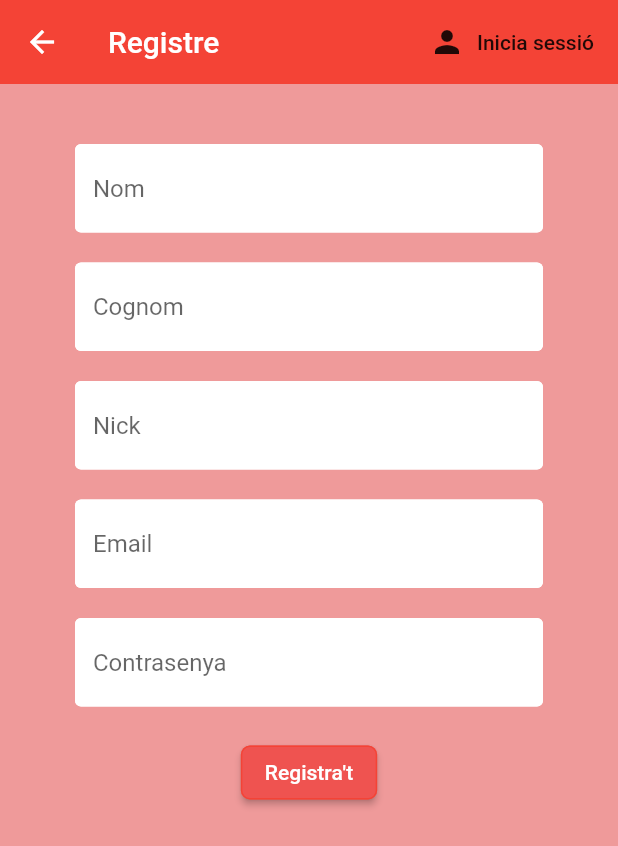
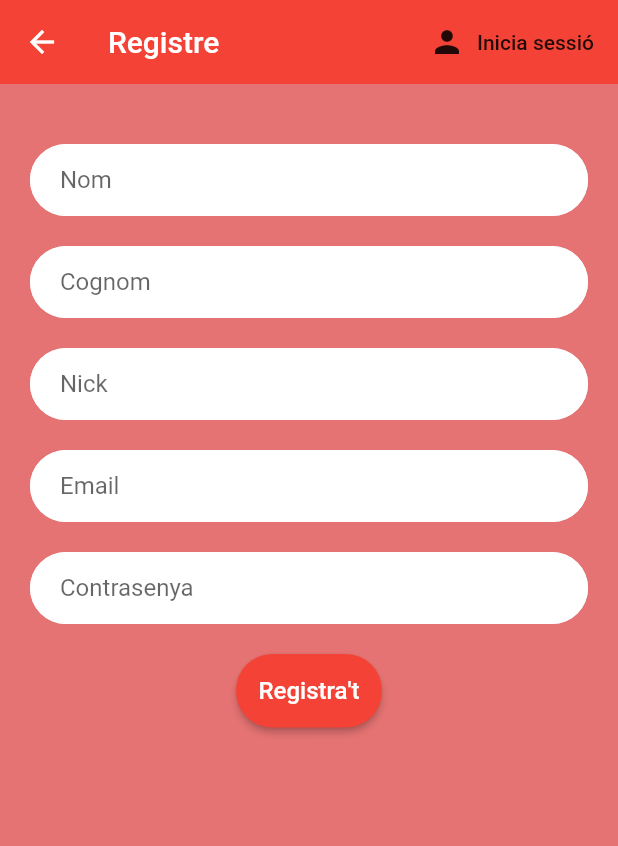
Before and after one commit to adrigr4/Flutter, a Flutter app: the Register screen opened directly, on a phone screen of 412 x 824 dp. Shown: the top 846 px of the screen. Run offline on Flutter 3.47's test engine with Material 2 defaults, Android fonts, the phone set to English and light mode, and no system bars; our stand-ins replace cloud_firestore, firebase_auth, flutter_spinkit, flutter_swiper; accounts and stored records are empty.

Commit message:
Mas cosas

```diff
--- a/FireBase/jomel-i6/lib/main.dart
+++ b/FireBase/jomel-i6/lib/main.dart
@@ -1,5 +1,8 @@
+import 'package:JomelI6/screens/authenticate/register.dart';
+import 'package:JomelI6/screens/home/home.dart';
+import 'package:JomelI6/screens/authenticate/sign_in.dart';
+import 'package:JomelI6/screens/authenticate/start.dart';
 import 'package:flutter/material.dart';
-import 'package:JomelI6/screens/wrapper.dart';
 import 'package:JomelI6/services/auth.dart';
 import 'package:provider/provider.dart';
 import 'models/user.dart';
@@ -7,13 +10,21 @@ import 'models/user.dart';
 void main() => runApp(MyApp());
 
 class MyApp extends StatelessWidget {
+
+  final routes = <String, WidgetBuilder>{
+    Start.tag: (context) => Start(),
+    SignIn.tag: (context) => SignIn(),
+    Register.tag: (context) => Register(),
+    Home.tag: (context) => Home(),
+  };
   // This widget is the root of your application.
   @override
   Widget build(BuildContext context) {
     return StreamProvider<User>.value(
       value: AuthService().user,
       child: MaterialApp(
-        home: Wrapper(),
+        home: Start(),
+        routes: routes
       ),
     );
   }
--- a/FireBase/jomel-i6/lib/models/user.dart
+++ b/FireBase/jomel-i6/lib/models/user.dart
@@ -1,6 +1,10 @@
 class User {
   final String uid;
+  final String name;
+  final String surname;
+  final String nickname;
+  final String email;
 
-  User ({ this.uid });
+  User ({ this.uid, this.name, this.surname, this.nickname, this.email});
 
 }
--- a/FireBase/jomel-i6/lib/screens/authenticate/authenticate.dart
+++ b/FireBase/jomel-i6/lib/screens/authenticate/authenticate.dart
@@ -24,11 +24,6 @@ class _AuthenticateState extends State<Authenticate> {
     if(startPage){
       return Start(toggleStart: toggleStart);
     }else{
-    if (showSignIn) {
-      return SignIn(toggleView: toggleView);
-    } else {
-      return Register(toggleView: toggleView);
-    }
     }
   }
 }
--- a/FireBase/jomel-i6/lib/screens/authenticate/register.dart
+++ b/FireBase/jomel-i6/lib/screens/authenticate/register.dart
@@ -1,19 +1,21 @@
+import 'package:JomelI6/screens/authenticate/sign_in.dart';
+import 'package:JomelI6/screens/home/home.dart';
 import 'package:flutter/material.dart';
 import 'package:JomelI6/services/auth.dart';
 import 'package:JomelI6/shared/decorations.dart';
 import 'package:JomelI6/shared/loading.dart';
 
 class Register extends StatefulWidget {
+  static String tag = 'register';
 
   final Function toggleView;
-  Register({ this.toggleView});
+  Register({this.toggleView});
 
   @override
   _RegisterState createState() => _RegisterState();
 }
 
 class _RegisterState extends State<Register> {
-
   final AuthService _auth = AuthService();
   final _formKey = GlobalKey<FormState>();
   bool loading = false;
@@ -25,11 +27,12 @@ class _RegisterState extends State<Register> {
   String nickname = '';
   String error = '';
 
-
   @override
   Widget build(BuildContext context) {
-    return loading ? Loading() : Scaffold(
-      backgroundColor: Colors.red[200],
+    return loading
+        ? Loading()
+        : Scaffold(
+            backgroundColor: Colors.red[300],
             appBar: AppBar(
               backgroundColor: Colors.red,
               elevation: 0.0,
@@ -39,13 +42,13 @@ class _RegisterState extends State<Register> {
                   icon: Icon(Icons.person),
                   label: Text('Inicia sessió'),
                   onPressed: () {
-              widget.toggleView();
+                    Navigator.of(context).pushNamed(SignIn.tag);
                   },
                 )
               ],
             ),
             body: Container(
-        padding: EdgeInsets.symmetric(vertical: 20.0, horizontal: 50.0),
+              padding: EdgeInsets.symmetric(vertical: 20.0, horizontal: 20.0),
               child: Form(
                 key: _formKey,
                 child: SingleChildScrollView(
@@ -53,76 +56,87 @@ class _RegisterState extends State<Register> {
                     children: <Widget>[
                       SizedBox(height: 20.0),
                       TextFormField(
-                  decoration: textInputDecoration.copyWith(hintText: 'Nom'),
-                  validator: (val) => val.isEmpty ? 'Introdueix un text vàlid' : null,
+                          decoration:
+                              textInputDecoration.copyWith(hintText: 'Nom'),
+                          validator: (val) =>
+                              val.isEmpty ? 'Introdueix un text vàlid' : null,
                           onChanged: (val) {
                             setState(() => name = val);
-                  }
-                ),
+                          }),
                       SizedBox(height: 20.0),
                       TextFormField(
-                  decoration: textInputDecoration.copyWith(hintText: 'Cognom'),
-                  validator: (val) => val.isEmpty ? 'Introdueix un text vàlid' : null,
+                          decoration:
+                              textInputDecoration.copyWith(hintText: 'Cognom'),
+                          validator: (val) =>
+                              val.isEmpty ? 'Introdueix un text vàlid' : null,
                           onChanged: (val) {
                             setState(() => surname = val);
-                  }
-                ),
+                          }),
                       SizedBox(height: 20.0),
                       TextFormField(
-                  decoration: textInputDecoration.copyWith(hintText: 'Nick'),
-                  validator: (val) => val.isEmpty ? 'Introdueix un text vàlid' : null,
+                          decoration:
+                              textInputDecoration.copyWith(hintText: 'Nick'),
+                          validator: (val) =>
+                              val.isEmpty ? 'Introdueix un text vàlid' : null,
                           onChanged: (val) {
                             setState(() => nickname = val);
-                  }
-                ),
+                          }),
                       SizedBox(height: 20.0),
                       TextFormField(
-                  decoration: textInputDecoration.copyWith(hintText: 'Email'),
-                  validator: (val) => val.isEmpty ? 'Introdueix un correu vàlid' : null,
+                          decoration:
+                              textInputDecoration.copyWith(hintText: 'Email'),
+                          validator: (val) =>
+                              val.isEmpty ? 'Introdueix un correu vàlid' : null,
                           onChanged: (val) {
                             setState(() => email = val);
-                  }
-                ),
+                          }),
                       SizedBox(height: 20.0),
                       TextFormField(
-                  decoration: textInputDecoration.copyWith(hintText: 'Contrasenya'),
+                          decoration: textInputDecoration.copyWith(
+                              hintText: 'Contrasenya'),
                           obscureText: true,
-                  validator: (val) => val.length < 6 ? 'Introdueix una contrasenya amb més de 6 caràcters' : null,
-                  onChanged: (val){
+                          validator: (val) => val.length < 6
+                              ? 'Introdueix una contrasenya amb més de 6 caràcters'
+                              : null,
+                          onChanged: (val) {
                             setState(() => password = val);
-                  }
-                ),
+                          }),
                       SizedBox(height: 20.0),
                       RaisedButton(
-                  color: Colors.red[400],
                         shape: RoundedRectangleBorder(
-                    borderRadius: new BorderRadius.circular(6.0),
-                    side: BorderSide(color: Colors.red)),
-                  child: Text(
-                    'Registra\'t',
-                    style: TextStyle(color: Colors.white),
+                          borderRadius: BorderRadius.circular(24),
                         ),
+                        padding: EdgeInsets.all(15),
+                        color: Colors.red,
+                        child: Text('Registra\'t',
+                            style:
+                                TextStyle(color: Colors.white, fontSize: 16.0)),
                         onPressed: () async {
-                    if(_formKey.currentState.validate()){
+                          if (_formKey.currentState.validate()) {
                             setState(() => loading = true);
-                      dynamic result = await _auth.registerWithEmailAndPasswordAndInfo(email, password, name, surname, nickname);
-                      if(result == null){
-                        setState(() => error = 'please supply a valid email');
+                            dynamic result =
+                                await _auth.registerWithEmailAndPasswordAndInfo(
+                                    email, password, name, surname, nickname);
+                            if (result == null) {
+                              setState(
+                                  () => error = 'please supply a valid email');
                               loading = false;
+                            } else {
+                              Navigator.of(context).pushNamed(Home.tag);
                             }
                           }
                         },
                       ),
                       SizedBox(height: 12.0),
-                Text(
-                  error,
-                  style: TextStyle(color: Colors.red, fontSize: 14.0, fontWeight: FontWeight.bold )
-                )
+                      Text(error,
+                          style: TextStyle(
+                              color: Colors.red,
+                              fontSize: 14.0,
+                              fontWeight: FontWeight.bold))
                     ],
                   ),
                 ),
               ),
-      )
-    );
+            ));
   }
 }
--- a/FireBase/jomel-i6/lib/shared/decorations.dart
+++ b/FireBase/jomel-i6/lib/shared/decorations.dart
@@ -2,9 +2,14 @@ import 'package:flutter/material.dart';
 
 const textInputDecoration = InputDecoration(
     hintText: 'Email',
-    fillColor: Colors.white,
-    filled: true,
+        contentPadding: EdgeInsets.fromLTRB(20.0, 10.0, 20.0, 10.0),
+        fillColor: Colors.white,
+        filled: true,
     enabledBorder: OutlineInputBorder(
-        borderSide: BorderSide(color: Colors.white, width: 2.0)),
+        borderSide: BorderSide(color: Colors.white, width: 2.0),
+        borderRadius:  BorderRadius.all(Radius.circular(32.0))
+        ),
     focusedBorder: OutlineInputBorder(
-        borderSide: BorderSide(color: Colors.black, width: 1.0)));
+        borderSide: BorderSide(color: Colors.black, width: 1.0),
+        borderRadius:  BorderRadius.all(Radius.circular(32.0)))
+        );
--- a/FireBase/jomel-i6/lib/shared/loading.dart
+++ b/FireBase/jomel-i6/lib/shared/loading.dart
@@ -5,7 +5,7 @@ class Loading extends StatelessWidget {
   @override
   Widget build(BuildContext context) {
     return Container(
-      color: Colors.red[100],
+      color: Colors.red[300],
       child: Center(
         child: SpinKitRing(
           color: Colors.black,
--- a/FireBase/jomel-i6/pubspec.yaml
+++ b/FireBase/jomel-i6/pubspec.yaml
@@ -45,12 +45,12 @@ flutter_icons:
 
 # The following section is specific to Flutter.
 flutter:
-
+  assets:
+    - assets/launcher/LOGO1.png
   # The following line ensures that the Material Icons font is
   # included with your application, so that you can use the icons in
   # the material Icons class.
   uses-material-design: true
-  assets: assets/LOGO1.png
 
   # To add assets to your application, add an assets section, like this:
   # assets:
```
Also changed, not shown: FireBase/jomel-i6/lib/screens/authenticate/sign_in.dart (+28 -21 lines), FireBase/jomel-i6/lib/screens/authenticate/start.dart (+50 -29 lines), FireBase/jomel-i6/lib/screens/home/home.dart (+9 -5 lines), FireBase/jomel-i6/lib/screens/home/user_list.dart (+8 -8 lines), FireBase/jomel-i6/lib/screens/home/user_tile.dart (added, +25 -0 lines), FireBase/jomel-i6/lib/services/database.dart (+15 -2 lines), 1 other file. Lines whose indentation alone changed are shown as unchanged.
